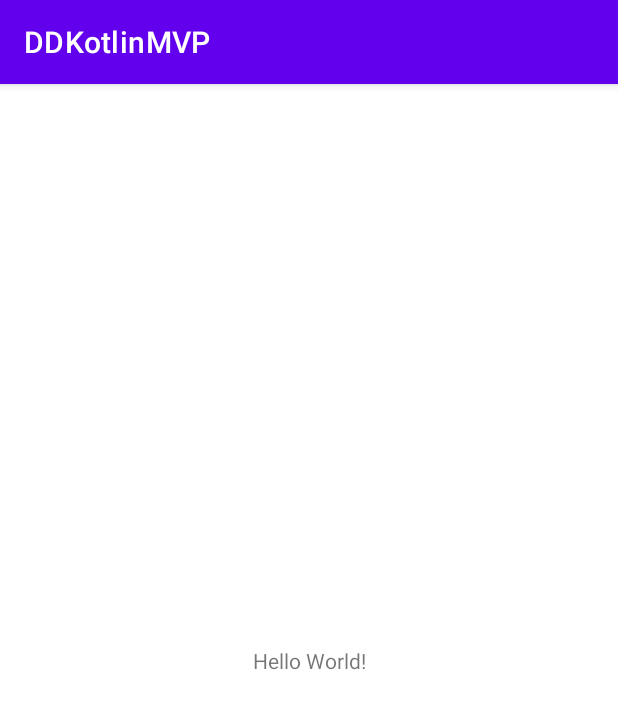
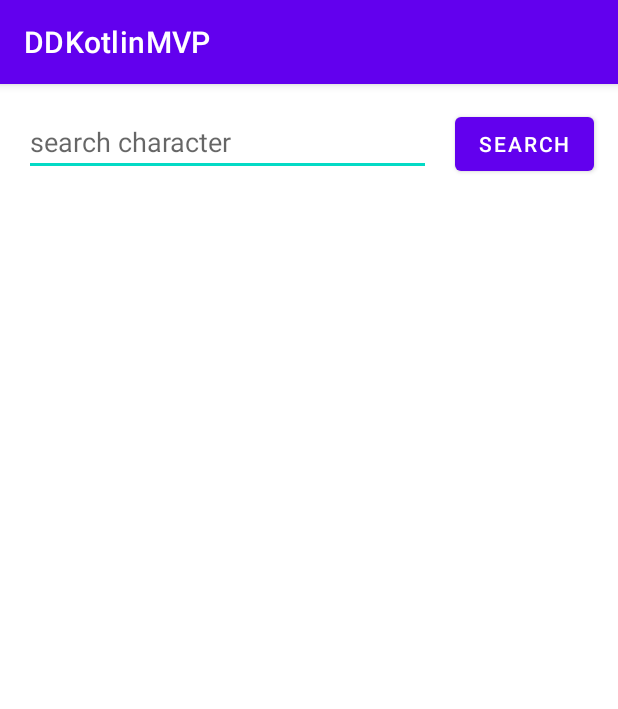
Before and after one commit to Dalo-Chinkhwangwa-Prof/KotlinAPI, an Android app: the screen it shows after launch (MainActivity), on a phone screen of 412 x 824 dp. Shown: the top 709 px of the screen. Run offline under Robolectric (Android 15) with nearby library versions, the phone set to English and light mode, and no system bars; pictures from the network do not load.

```diff
--- a/app/build.gradle
+++ b/app/build.gradle
@@ -2,6 +2,7 @@ plugins {
     id 'com.android.application'
     id 'kotlin-android'
     id 'kotlin-kapt'
+    id 'kotlin-android-extensions'
 }
 
 android {
@@ -31,6 +32,10 @@ android {
     kotlinOptions {
         jvmTarget = '1.8'
     }
+
+    viewBinding{
+        enabled true
+    }
 }
 
 dependencies {
--- a/app/src/main/AndroidManifest.xml
+++ b/app/src/main/AndroidManifest.xml
@@ -9,7 +9,7 @@
         android:roundIcon="@mipmap/ic_launcher_round"
         android:supportsRtl="true"
         android:theme="@style/Theme.DDKotlinMVP">
-        <activity android:name=".MainActivity">
+        <activity android:name=".view.activity.MainActivity">
             <intent-filter>
                 <action android:name="android.intent.action.MAIN" />
 
--- a/app/src/main/java/com/dynamicdevz/ddkotlinmvp/MainActivity.kt
+++ /dev/null
@@ -1,108 +0,0 @@
-package com.dynamicdevz.ddkotlinmvp
-
-import android.location.Location
-import android.location.LocationListener
-import androidx.appcompat.app.AppCompatActivity
-import android.os.Bundle
-import android.util.Log
-import android.widget.Toast
-import com.dynamicdevz.ddkotlinmvp.model.JikanResponse
-import com.dynamicdevz.ddkotlinmvp.model.network.JikanRetrofit
-import retrofit2.Call
-import retrofit2.Callback
-import retrofit2.Response
-
-//class MainActivity extends AppCompatActivity
-class MainActivity : AppCompatActivity() {
-
-    private var name: Int = "47".toInt()
-    private var wallet = null
-
-    //@Override
-    //pulbic void onCreate(Bundle onSavedInstanceState)
-    override fun onCreate(savedInstanceState: Bundle?) {
-        super.onCreate(savedInstanceState)
-        setContentView(R.layout.activity_main)
-
-//        if(savedInstanceState != null){
-//            savedInstanceState.get("")
-//        }
-
-        JikanRetrofit.getJikan("Broly").enqueue(object: Callback<JikanResponse>{
-            override fun onResponse(call: Call<JikanResponse>, response: Response<JikanResponse>) {
-                response.body()?.let { resp ->
-                    resp.results.forEach { jikanResult ->
-                        Log.d("TAG_X", jikanResult.title)
-                    }
-                }?: Toast.makeText(this@MainActivity, "Results empty.", Toast.LENGTH_SHORT).show()
-            }
-
-            override fun onFailure(call: Call<JikanResponse>, t: Throwable) {
-                Log.d("TAG_X", "${t.localizedMessage}")
-            }
-
-        })
-
-        savedInstanceState?.let {
-
-        } ?: Log.d("TAG_X", "bundle is null")
-
-        val name = savedInstanceState?.getString("Name") ?: "Unknown"
-        Log.d("TAG_X", "name is ${name.uppercase()}")
-        //(left) ?: (right)
-
-        val bear = Animal(40, "Mammal")
-        var lion = AnimalKT(25, "Mammal")
-
-        bear.lifeSpan
-
-        for(i in 0 until 10){//0->9
-
-        }
-
-        for(i in 1..10){//1->10
-
-        }
-
-    }
-
-    /*private boolean isPalindrome(String input){
-    *
-    *
-    *   for(int i = 0, j = input.length()-1; j > i; i++,j--){
-    *       if(input.charAt(i) != input.charAt(j)){
-    *       return false;
-    *   }
-    * }
-    *
-    *   return true
-    * }
-    *
-    * */
-    private fun isPalindrome(input: String) : Boolean {
-        var left = 0
-        var right = input.length - 1
-
-        while(left < right){
-            if(input[left] != input[right]) {
-                return false
-            }
-            left++
-            right--
-        }
-
-        return true
-    }
-
-
-
-
-
-
-
-
-
-
-
-
-}
--- a/app/src/main/java/com/dynamicdevz/ddkotlinmvp/Animal.java
+++ b/app/src/main/java/com/dynamicdevz/ddkotlinmvp/model/Animal.java
@@ -1,4 +1,4 @@
-package com.dynamicdevz.ddkotlinmvp;
+package com.dynamicdevz.ddkotlinmvp.model;
 
 import com.dynamicdevz.ddkotlinmvp.util.Constants;
 
--- a/app/src/main/java/com/dynamicdevz/ddkotlinmvp/AnimalKT.kt
+++ b/app/src/main/java/com/dynamicdevz/ddkotlinmvp/model/AnimalKT.kt
@@ -1,4 +1,4 @@
-package com.dynamicdevz.ddkotlinmvp
+package com.dynamicdevz.ddkotlinmvp.model
 
 data class AnimalKT( val lifeSpan: Int, val species: String){
     constructor(lifeSpan: Int): this(lifeSpan, "Unknown")
--- /dev/null
+++ b/app/src/main/java/com/dynamicdevz/ddkotlinmvp/presenter/PresenterContract.kt
@@ -0,0 +1,18 @@
+package com.dynamicdevz.ddkotlinmvp.presenter
+
+import com.dynamicdevz.ddkotlinmvp.model.Result
+import com.dynamicdevz.ddkotlinmvp.util.State
+
+interface PresenterContract {
+
+    interface Presenter {
+        fun searchAnime(query: String)
+    }
+
+    interface View {
+        fun displayResults(jikans: List<Result>)
+        fun updateState(state: State)
+        fun showError(message: String)
+    }
+
+}
--- /dev/null
+++ b/app/src/main/java/com/dynamicdevz/ddkotlinmvp/view/activity/MainActivity.kt
@@ -0,0 +1,77 @@
+package com.dynamicdevz.ddkotlinmvp.view.activity
+
+import android.os.Bundle
+import android.view.View
+import androidx.appcompat.app.AppCompatActivity
+import com.dynamicdevz.ddkotlinmvp.R
+import com.dynamicdevz.ddkotlinmvp.databinding.ActivityMainBinding
+import com.dynamicdevz.ddkotlinmvp.model.Result
+import com.dynamicdevz.ddkotlinmvp.presenter.JikanPresenter
+import com.dynamicdevz.ddkotlinmvp.presenter.PresenterContract
+import com.dynamicdevz.ddkotlinmvp.util.State
+import com.dynamicdevz.ddkotlinmvp.view.adapter.KJikanAdapter
+import com.dynamicdevz.ddkotlinmvp.view.fragment.ImageFragment
+import com.google.android.material.snackbar.Snackbar
+
+//class MainActivity extends AppCompatActivity
+class MainActivity : AppCompatActivity(), PresenterContract.View, KJikanAdapter.JikanDelegate {
+
+    private lateinit var binding: ActivityMainBinding
+    private val adapter = KJikanAdapter(this)
+    private val presenter = JikanPresenter(this)
+
+    private val fragment:  ImageFragment = ImageFragment()
+
+    //@Override
+    //pulbic void onCreate(Bundle onSavedInstanceState)
+    override fun onCreate(savedInstanceState: Bundle?) {
+        super.onCreate(savedInstanceState)
+
+        binding = ActivityMainBinding.inflate(layoutInflater)
+        setContentView(binding.root)
+
+        binding.jikanRecyclerview.adapter = adapter
+
+        binding.searchButton.setOnClickListener{
+            val query = binding.searchEdittext.text.toString().trim()
+            binding.searchEdittext.text.clear()
+            presenter.searchAnime(query)
+        }
+    }
+
+    override fun displayResults(jikans: List<Result>) {
+        adapter.jikans = jikans
+    }
+
+    override fun updateState(state: State) {
+        when(state){
+            State.LOADING -> {
+                binding.progressBar.visibility = View.VISIBLE
+            }
+            State.ERROR -> {
+                binding.progressBar.visibility = View.GONE
+            }
+            else -> {
+                binding.progressBar.visibility = View.GONE
+            }
+        }
+    }
+
+    override fun showError(message: String) {
+        Snackbar.make(binding.root, "Error occurred: $message", Snackbar.LENGTH_LONG).show()
+    }
+
+    override fun selectImage(url: String) {
+        val bundle = Bundle()
+        bundle.putString("KEY", url)
+        fragment.arguments = bundle
+
+        supportFragmentManager.beginTransaction()
+            .replace(R.id.main_frame, fragment)
+            .addToBackStack(fragment.tag)
+            .commit()
+
+    }
+
+
+}
--- a/app/src/main/res/layout/activity_main.xml
+++ b/app/src/main/res/layout/activity_main.xml
@@ -4,15 +4,58 @@
     xmlns:tools="http://schemas.android.com/tools"
     android:layout_width="match_parent"
     android:layout_height="match_parent"
-    tools:context=".MainActivity">
+    tools:context=".view.activity.MainActivity">
 
-    <TextView
+
+    <EditText
+        android:id="@+id/search_edittext"
+        android:layout_width="0dp"
+        android:layout_height="wrap_content"
+        android:layout_margin="16dp"
+        android:ems="10"
+        android:hint="search character"
+        android:singleLine="true"
+        android:imeOptions="actionDone"
+        android:inputType="textPersonName"
+        app:layout_constraintEnd_toStartOf="@+id/search_button"
+        app:layout_constraintStart_toStartOf="parent"
+        app:layout_constraintTop_toTopOf="parent" />
+
+    <Button
+        android:id="@+id/search_button"
         android:layout_width="wrap_content"
         android:layout_height="wrap_content"
-        android:text="Hello World!"
-        app:layout_constraintBottom_toBottomOf="parent"
-        app:layout_constraintLeft_toLeftOf="parent"
-        app:layout_constraintRight_toRightOf="parent"
+        android:layout_margin="16dp"
+        android:text="search"
+        app:layout_constraintEnd_toEndOf="parent"
         app:layout_constraintTop_toTopOf="parent" />
 
+    <FrameLayout
+        android:id="@+id/main_frame"
+        android:layout_width="match_parent"
+        android:layout_height="match_parent"
+        android:elevation="9dp"/>
+    <ProgressBar
+        android:id="@+id/progress_bar"
+        android:layout_width="80dp"
+        android:layout_height="80dp"
+        android:elevation="8dp"
+        android:visibility="gone"
+        android:indeterminateTint="@android:color/holo_green_light"
+        app:layout_constraintBottom_toBottomOf="parent"
+        app:layout_constraintEnd_toEndOf="parent"
+        app:layout_constraintStart_toStartOf="parent"
+        app:layout_constraintTop_toTopOf="@+id/jikan_recyclerview" />
+
+    <androidx.recyclerview.widget.RecyclerView
+        android:id="@+id/jikan_recyclerview"
+        android:layout_width="0dp"
+        android:layout_height="0dp"
+        tools:listitem="@layout/jikan_item_layout"
+        app:layoutManager="androidx.recyclerview.widget.LinearLayoutManager"
+        android:orientation="vertical"
+        app:layout_constraintBottom_toBottomOf="parent"
+        app:layout_constraintEnd_toEndOf="parent"
+        app:layout_constraintStart_toStartOf="parent"
+        app:layout_constraintTop_toBottomOf="@+id/search_edittext" />
 </androidx.constraintlayout.widget.ConstraintLayout>
```
Also changed, not shown: app/src/main/java/com/dynamicdevz/ddkotlinmvp/presenter/JikanPresenter.kt (added, +37 -0 lines), app/src/main/java/com/dynamicdevz/ddkotlinmvp/util/State.kt (added, +7 -0 lines), app/src/main/java/com/dynamicdevz/ddkotlinmvp/view/adapter/JJikanAdapter.java (added, +66 -0 lines), app/src/main/java/com/dynamicdevz/ddkotlinmvp/view/adapter/KJikanAdapter.kt (added, +53 -0 lines), app/src/main/java/com/dynamicdevz/ddkotlinmvp/view/fragment/ImageFragment.kt (added, +43 -0 lines), app/src/main/res/layout/image_fragment_layout.xml (added, +17 -0 lines), app/src/main/res/layout/jikan_item_layout.xml (added, +36 -0 lines).
